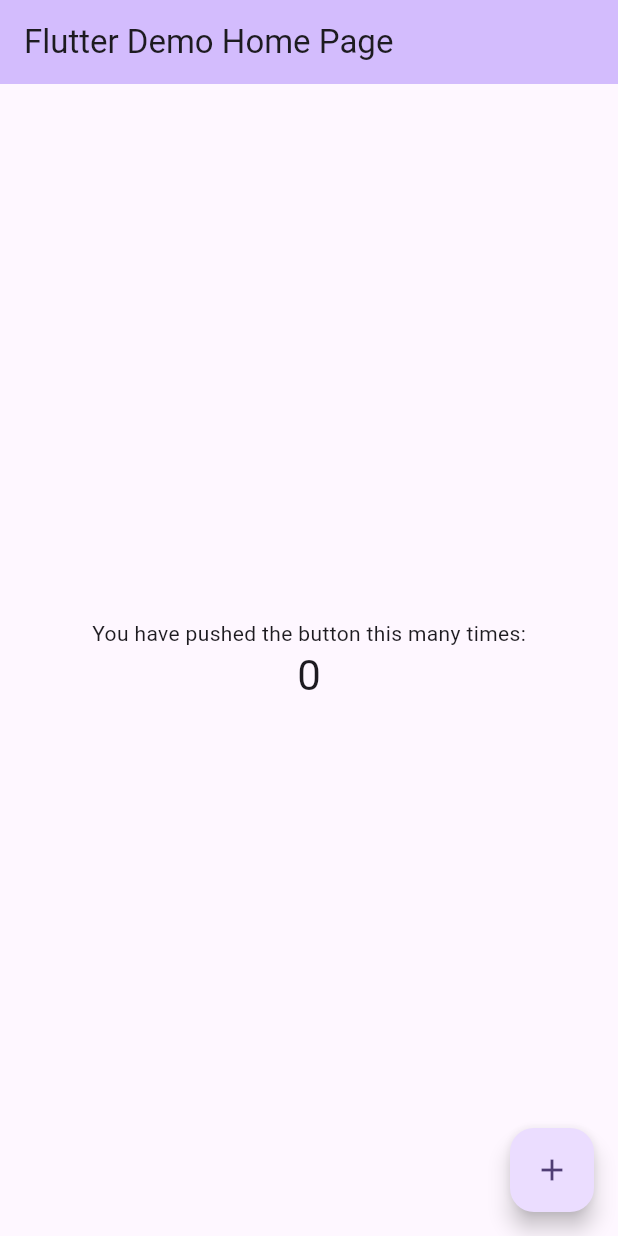
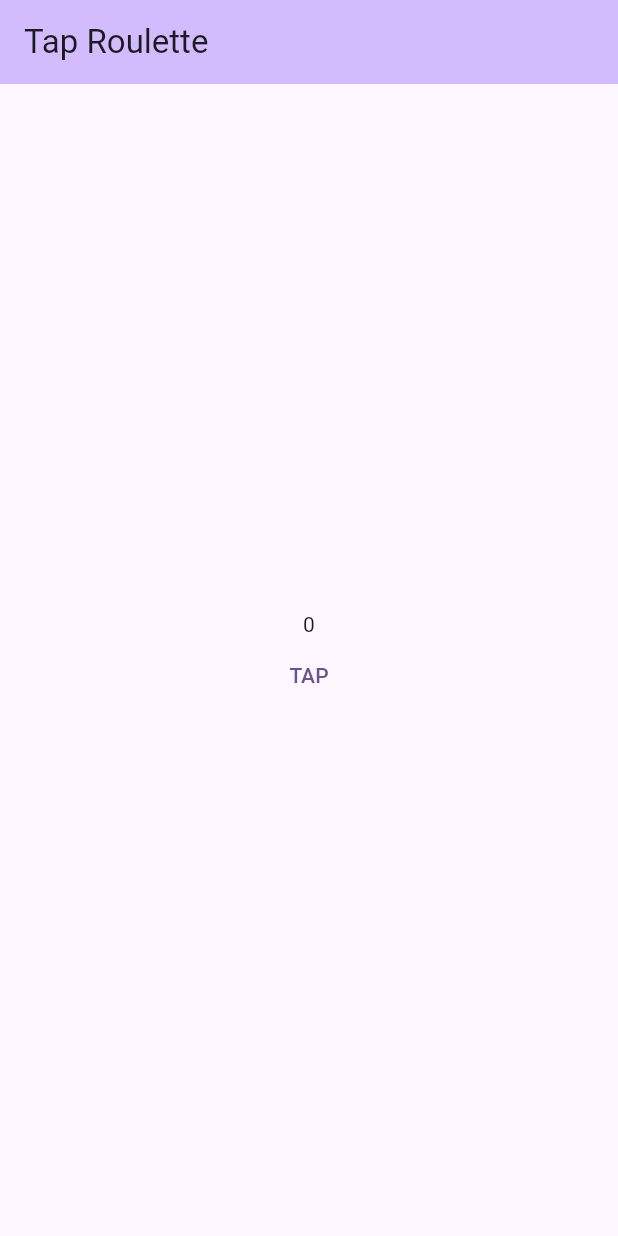
Before and after one commit to Michelphoenix98/tap_roulette, a Flutter app: the screen it shows after launch, on a phone screen of 412 x 824 dp. Run offline on Flutter 3.47's test engine with Material 3 defaults, Android fonts, the phone set to English and light mode, and no system bars; our stand-ins replace flutter_bloc, freezed_annotation, hive; accounts and stored records are empty.

Commit message:
feat: pre-alpha

```diff
--- a/lib/main.dart
+++ b/lib/main.dart
@@ -1,125 +1,27 @@
 import 'package:flutter/material.dart';
+import 'package:flutter_bloc/flutter_bloc.dart';
+import 'package:hive/hive.dart';
+import 'package:path/path.dart';
+import 'package:path_provider/path_provider.dart';
+import 'package:tap_roulette/src/home/repositories/count/count.dart';
+import 'package:tap_roulette/src/tap_roulette.dart';
 
-void main() {
-  runApp(const MyApp());
+void main() async {
+  WidgetsFlutterBinding.ensureInitialized();
+  await bootstrapHive();
+  final countRepositoryHive = CountRepositoryHive();
+  await countRepositoryHive.initialize();
+  runApp(
+    RepositoryProvider<CountRepository>(
+      create: (_) => countRepositoryHive,
+      child: const TapRoulette(),
+    ),
+  );
 }
 
-class MyApp extends StatelessWidget {
-  const MyApp({super.key});
+Future<void> bootstrapHive() async {
+  final appDirectory = await getApplicationDocumentsDirectory();
+  const hiveDirectory = 'hive';
 
-  // This widget is the root of your application.
-  @override
-  Widget build(BuildContext context) {
-    return MaterialApp(
-      title: 'Flutter Demo',
-      theme: ThemeData(
-        // This is the theme of your application.
-        //
-        // TRY THIS: Try running your application with "flutter run". You'll see
-        // the application has a purple toolbar. Then, without quitting the app,
-        // try changing the seedColor in the colorScheme below to Colors.green
-        // and then invoke "hot reload" (save your changes or press the "hot
-        // reload" button in a Flutter-supported IDE, or press "r" if you used
-        // the command line to start the app).
-        //
-        // Notice that the counter didn't reset back to zero; the application
-        // state is not lost during the reload. To reset the state, use hot
-        // restart instead.
-        //
-        // This works for code too, not just values: Most code changes can be
-        // tested with just a hot reload.
-        colorScheme: ColorScheme.fromSeed(seedColor: Colors.deepPurple),
-        useMaterial3: true,
-      ),
-      home: const MyHomePage(title: 'Flutter Demo Home Page'),
-    );
-  }
+  Hive.init(join(appDirectory.path, hiveDirectory));
 }
-
-class MyHomePage extends StatefulWidget {
-  const MyHomePage({super.key, required this.title});
-
-  // This widget is the home page of your application. It is stateful, meaning
-  // that it has a State object (defined below) that contains fields that affect
-  // how it looks.
-
-  // This class is the configuration for the state. It holds the values (in this
-  // case the title) provided by the parent (in this case the App widget) and
-  // used by the build method of the State. Fields in a Widget subclass are
-  // always marked "final".
-
-  final String title;
-
-  @override
-  State<MyHomePage> createState() => _MyHomePageState();
-}
-
-class _MyHomePageState extends State<MyHomePage> {
-  int _counter = 0;
-
-  void _incrementCounter() {
-    setState(() {
-      // This call to setState tells the Flutter framework that something has
-      // changed in this State, which causes it to rerun the build method below
-      // so that the display can reflect the updated values. If we changed
-      // _counter without calling setState(), then the build method would not be
-      // called again, and so nothing would appear to happen.
-      _counter++;
-    });
-  }
-
-  @override
-  Widget build(BuildContext context) {
-    // This method is rerun every time setState is called, for instance as done
-    // by the _incrementCounter method above.
-    //
-    // The Flutter framework has been optimized to make rerunning build methods
-    // fast, so that you can just rebuild anything that needs updating rather
-    // than having to individually change instances of widgets.
-    return Scaffold(
-      appBar: AppBar(
-        // TRY THIS: Try changing the color here to a specific color (to
-        // Colors.amber, perhaps?) and trigger a hot reload to see the AppBar
-        // change color while the other colors stay the same.
-        backgroundColor: Theme.of(context).colorScheme.inversePrimary,
-        // Here we take the value from the MyHomePage object that was created by
-        // the App.build method, and use it to set our appbar title.
-        title: Text(widget.title),
-      ),
-      body: Center(
-        // Center is a layout widget. It takes a single child and positions it
-        // in the middle of the parent.
-        child: Column(
-          // Column is also a layout widget. It takes a list of children and
-          // arranges them vertically. By default, it sizes itself to fit its
-          // children horizontally, and tries to be as tall as its parent.
-          //
-          // Column has various properties to control how it sizes itself and
-          // how it positions its children. Here we use mainAxisAlignment to
-          // center the children vertically; the main axis here is the vertical
-          // axis because Columns are vertical (the cross axis would be
-          // horizontal).
-          //
-          // TRY THIS: Invoke "debug painting" (choose the "Toggle Debug Paint"
-          // action in the IDE, or press "p" in the console), to see the
-          // wireframe for each widget.
-          mainAxisAlignment: MainAxisAlignment.center,
-          children: <Widget>[
-            const Text(
-              'You have pushed the button this many times:',
-            ),
-            Text(
-              '$_counter',
-              style: Theme.of(context).textTheme.headlineMedium,
-            ),
-          ],
-        ),
-      ),
-      floatingActionButton: FloatingActionButton(
-        onPressed: _incrementCounter,
-        tooltip: 'Increment',
-        child: const Icon(Icons.add),
-      ), // This trailing comma makes auto-formatting nicer for build methods.
-    );
-  }
-}
--- a/lib/src/home/repositories/count/count_repository_hive.dart
+++ b/lib/src/home/repositories/count/count_repository_hive.dart
@@ -7,7 +7,10 @@ class CountRepositoryHive extends HiveRepository<Count> implements CountReposito
       : super(
           boxName: 'rouletteTaps',
           getUid: (count) => count.uid,
-          setUid: (count, uid) => count.copyWith(uid: uid),
+          setUid: (count, uid) => count.copyWith(
+            uid: uid,
+            count: int.parse(uid),
+          ),
           toJson: (count) => count.toJson(),
           fromJson: (json) => Count.fromJson(json),
         );
--- a/lib/src/home/views/tap_roulette_home_screen.dart
+++ b/lib/src/home/views/tap_roulette_home_screen.dart
@@ -0,0 +1,69 @@
+import 'package:flutter/material.dart';
+import 'package:flutter_bloc/flutter_bloc.dart';
+import 'package:tap_roulette/src/home/blocs/home_fetch/home_fetch_cubit.dart';
+import 'package:tap_roulette/src/home/blocs/home_tap/home_tap_cubit.dart';
+import 'package:tap_roulette/src/home/repositories/count/count.dart';
+
+class TapRouletteHomeScreen extends StatelessWidget {
+  const TapRouletteHomeScreen({super.key, required this.title});
+
+  final String title;
+
+  @override
+  Widget build(BuildContext context) {
+    return Scaffold(
+      appBar: AppBar(
+        backgroundColor: Theme.of(context).colorScheme.inversePrimary,
+        title: Text(title),
+      ),
+      body: MultiBlocProvider(
+        providers: [
+          BlocProvider(
+            create: (_) => HomeTapCubit(
+              countRepository: RepositoryProvider.of<CountRepository>(context),
+            ),
+          ),
+          BlocProvider(
+            create: (_) => HomeFetchCubit(
+              countRepository: RepositoryProvider.of<CountRepository>(context),
+            ),
+          ),
+        ],
+        child: Builder(builder: (context) {
+          return Center(
+            child: Column(
+              mainAxisAlignment: MainAxisAlignment.center,
+              children: <Widget>[
+                BlocBuilder<HomeFetchCubit, HomeFetchState>(builder: (context, state) {
+                  return Text(state.count.toString());
+                }),
+                BlocBuilder<HomeTapCubit, HomeTapState>(builder: (context, state) {
+                  if (state.result == null) return SizedBox.shrink();
+
+                  return Text(state.result!.toString());
+                }),
+
+                TextButton(
+                  onPressed: () {
+                    print('tap!');
+                    context.read<HomeTapCubit>().onTap();
+                  },
+                  child: Text('TAP'),
+                ),
+                // Text(
+                //   '$_counter 90',
+                //   style: Theme.of(context).textTheme.headlineMedium,
+                // ),
+              ],
+            ),
+          );
+        }),
+      ),
+      // floatingActionButton: FloatingActionButton(
+      //   onPressed: _incrementCounter,
+      //   tooltip: 'Increment',
+      //   child: const Icon(Icons.add),
+      // ), // This trailing comma makes auto-formatting nicer for build methods.
+    );
+  }
+}
--- a/lib/src/tap_roulette.dart
+++ b/lib/src/tap_roulette.dart
@@ -0,0 +1,20 @@
+import 'package:flutter/material.dart';
+import 'package:flutter_bloc/flutter_bloc.dart';
+import 'package:tap_roulette/src/home/repositories/count/count.dart';
+import 'package:tap_roulette/src/home/views/tap_roulette_home_screen.dart';
+
+class TapRoulette extends StatelessWidget {
+  const TapRoulette({super.key});
+
+  @override
+  Widget build(BuildContext context) {
+    return MaterialApp(
+      title: 'Tap Roulette',
+      theme: ThemeData(
+        colorScheme: ColorScheme.fromSeed(seedColor: Colors.deepPurple),
+        useMaterial3: true,
+      ),
+      home: const TapRouletteHomeScreen(title: 'Tap Roulette'),
+    );
+  }
+}
--- a/pubspec.yaml
+++ b/pubspec.yaml
@@ -40,6 +40,8 @@ dependencies:
   build_runner: ^2.4.7
   json_annotation: ^4.8.1
   flutter_bloc: ^8.1.3
+  path: ^1.8.3
+  path_provider: ^2.1.1
 
 dev_dependencies:
   flutter_test:
```
Also changed, not shown: pubspec.lock, 13 other files.
